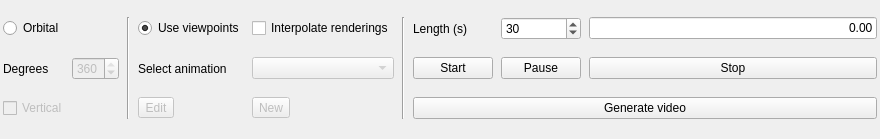
First picture: the form in src/gui/forms/toolbar_animationgroup.ui, repository open-scan-crew/OpenScanTools, before the edit.
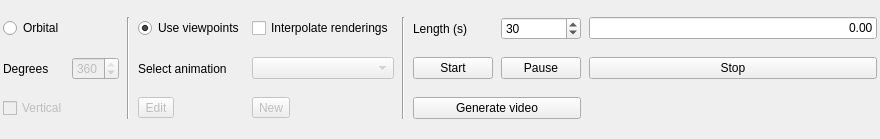
Second picture: the form after the edit.

Commit message: Changed generate video button size

What changed in the file:
```diff
--- a/src/gui/forms/toolbar_animationgroup.ui
+++ b/src/gui/forms/toolbar_animationgroup.ui
@@ -227,7 +227,7 @@
      </property>
     </widget>
    </item>
-   <item row="2" column="6" colspan="3">
+   <item row="2" column="6" colspan="2">
     <widget class="QPushButton" name="generateVideoPushButton">
      <property name="toolTip">
       <string>Generates a video that uses the animation settings.</string>
```
